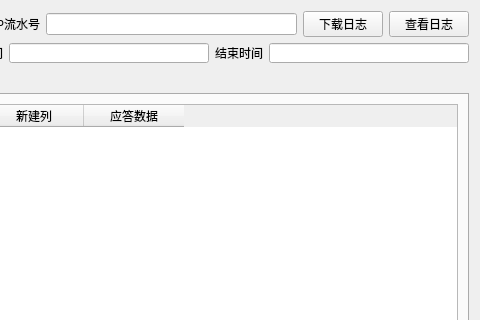
Qt form mainform.ui (liupengju/LogAna) before a commit; both pictures show x 339 to 819 and y 0 to 320 of the 819 by 453 pixel window.
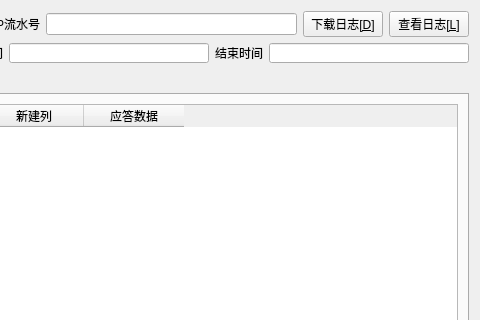
The same form after that commit.

Commit message: 添加资源文件 添加日志文件[10_8_203_151]用于测试 更新README文件 Atmp配置文件[atmp.ini]添加配置信息 设备配置文件[dev.ini]添加设备配置信息 mainform.cpp添加从日志文件获取xml报文及xml报文解析到tablewidget的功能 mainwindow.cpp添加菜单[显示安全队列,显示路由队列]

Diff of the .ui file:
```diff
--- a/mainform.ui
+++ b/mainform.ui
@@ -41,14 +41,14 @@
        <item>
         <widget class="QPushButton" name="updateBtn">
          <property name="text">
-          <string>下载日志</string>
+          <string>下载日志[&amp;D]</string>
          </property>
         </widget>
        </item>
        <item>
         <widget class="QPushButton" name="anaBtn">
          <property name="text">
-          <string>查看日志</string>
+          <string>查看日志[&amp;L]</string>
          </property>
         </widget>
        </item>
```
The commit also changes 10 other files.
